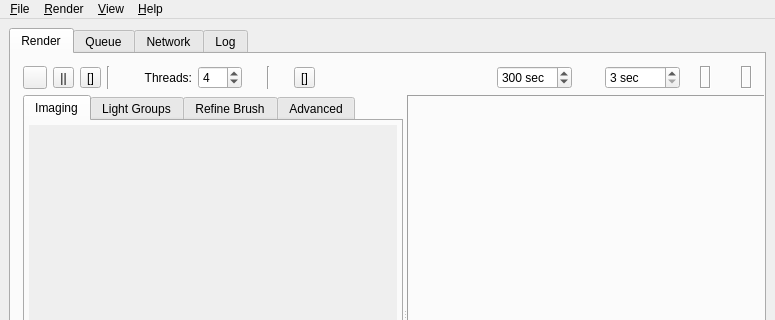
This is src/lux/qtgui/luxrender.ui in rrubberr/Flatpak-LuxRender as Qt 5 draws it before an edit; both pictures show x 0 to 775 and y 0 to 320 of the 775 by 585 pixel window. The edited form follows.
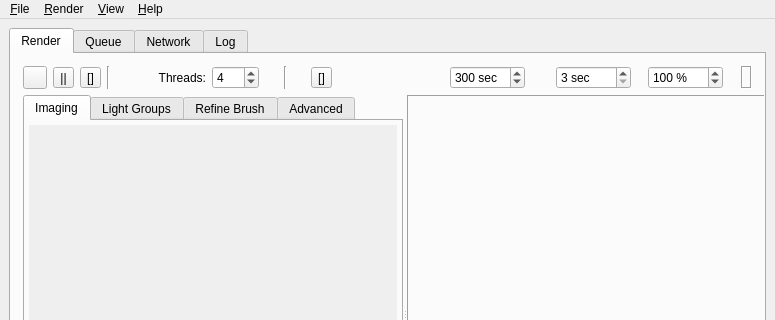
This is the edited form. Icons and pictures are not drawn.

Commit message: Convert zoom factor to a spinbox

```diff
--- a/src/lux/qtgui/luxrender.ui
+++ b/src/lux/qtgui/luxrender.ui
@@ -228,59 +228,6 @@
             </property>
            </widget>
           </item>
-          <item>
-           <widget class="QLabel" name="resolutioniconLabel">
-            <property name="sizePolicy">
-             <sizepolicy hsizetype="Minimum" vsizetype="Preferred">
-              <horstretch>0</horstretch>
-              <verstretch>0</verstretch>
-             </sizepolicy>
-            </property>
-            <property name="minimumSize">
-             <size>
-              <width>30</width>
-              <height>0</height>
-             </size>
-            </property>
-            <property name="text">
-             <string/>
-            </property>
-            <property name="textFormat">
-             <enum>Qt::AutoText</enum>
-            </property>
-            <property name="scaledContents">
-             <bool>false</bool>
-            </property>
-            <property name="alignment">
-             <set>Qt::AlignCenter</set>
-            </property>
-            <property name="wordWrap">
-             <bool>false</bool>
-            </property>
-            <property name="margin">
-             <number>0</number>
-            </property>
-           </widget>
-          </item>
-          <item>
-           <widget class="QLabel" name="resinfoLabel">
-            <property name="minimumSize">
-             <size>
-              <width>0</width>
-              <height>0</height>
-             </size>
-            </property>
-            <property name="frameShape">
-             <enum>QFrame::Box</enum>
-            </property>
-            <property name="frameShadow">
-             <enum>QFrame::Sunken</enum>
-            </property>
-            <property name="text">
-             <string/>
-            </property>
-           </widget>
-          </item>
           <item>
            <widget class="QLabel" name="zoomiconlabel">
             <property name="sizePolicy">
@@ -318,8 +265,70 @@
             </property>
            </widget>
           </item>
+          <item>  
+           <widget class="QSpinBox" name="spinBox_zoom">
+            <property name="minimumSize">
+             <size>
+              <width>75</width>
+              <height>0</height>
+             </size>
+            </property>
+            <property name="toolTip">
+             <string>Zoom Factor</string>
+            </property>
+            <property name="suffix">
+             <string> %</string>
+            </property>
+            <property name="minimum">
+             <number>50</number>
+            </property>
+            <property name="maximum">
+             <number>200</number>
+            </property>
+            <property name="singleStep">
+             <number>50</number>
+            </property>
+            <property name="value">
+             <number>100</number>
+            </property>
+           </widget>
+          </item>
           <item>
-           <widget class="QLabel" name="zoominfoLabel">
+           <widget class="QLabel" name="resolutioniconLabel">
+            <property name="sizePolicy">
+             <sizepolicy hsizetype="Minimum" vsizetype="Preferred">
+              <horstretch>0</horstretch>
+              <verstretch>0</verstretch>
+             </sizepolicy>
+            </property>
+            <property name="minimumSize">
+             <size>
+              <width>30</width>
+              <height>0</height>
+             </size>
+            </property>
+            <property name="text">
+             <string/>
+            </property>
+            <property name="textFormat">
+             <enum>Qt::AutoText</enum>
+            </property>
+            <property name="scaledContents">
+             <bool>false</bool>
+            </property>
+            <property name="alignment">
+             <set>Qt::AlignCenter</set>
+            </property>
+            <property name="wordWrap">
+             <bool>false</bool>
+            </property>
+            <property name="margin">
+             <number>0</number>
+            </property>
+           </widget>
+          </item>
+          <item>
+           <widget class="QLabel" name="resinfoLabel">
             <property name="minimumSize">
              <size>
               <width>0</width>
```
Left out of the diff: 3 changed lines with no effect on the pictures. The commit also changes 3 other files.
